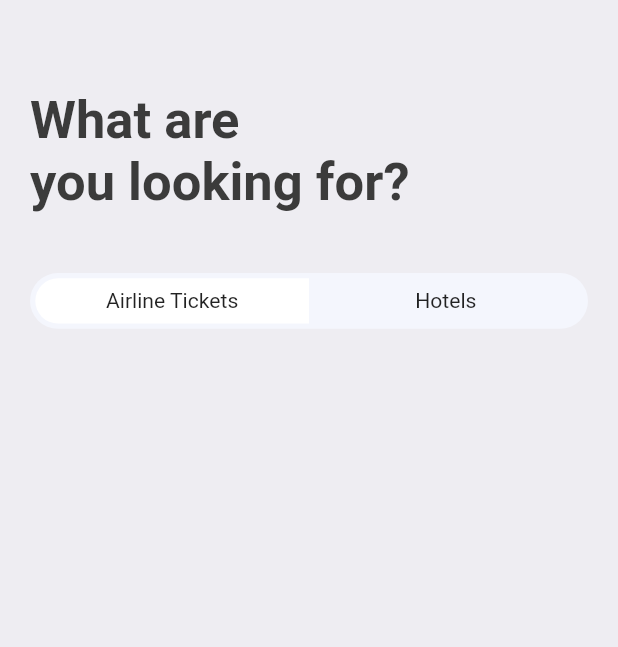
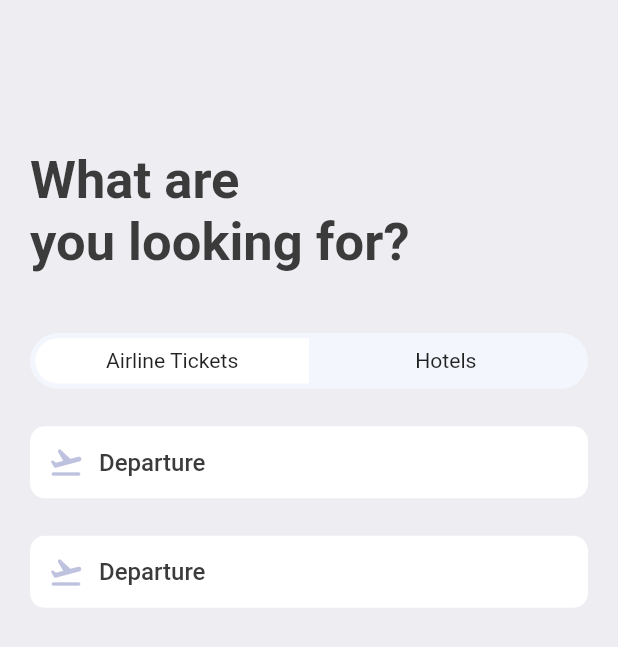
Before and after one commit to dadejecova/Booktickets, a Flutter app: the SearchScreen screen opened directly, on a phone screen of 412 x 824 dp. Shown: the top 647 px of the screen. Run offline on Flutter 3.47's test engine with Material 2 defaults, Android fonts, the phone set to English and light mode, and no system bars; our stand-ins replace fluentui_icons, gap, get.

Commit message:
Dynamic Icons
Departure

```diff
--- a/lib/screens/search_screen.dart
+++ b/lib/screens/search_screen.dart
@@ -1,5 +1,6 @@
 import 'package:booktickets/utils/app_layout.dart';
 import 'package:booktickets/utils/app_styles.dart';
+import 'package:booktickets/widgets/icon_text_widget.dart';
 import 'package:flutter/material.dart';
 import 'package:gap/gap.dart';
 
@@ -14,7 +15,7 @@ class SearchScreen extends StatelessWidget {
       body: ListView(
         padding: EdgeInsets.symmetric(horizontal: AppLayout.getWidth(20), vertical: AppLayout.getHeight(20)),
         children: [
-          Gap(AppLayout.getHeight(40)),
+          Gap(AppLayout.getHeight(80)),
           Text("What are \nyou looking for?", style: Styles.headLinesStyle.copyWith(fontSize: AppLayout.getWidth(35)),),
           Gap(AppLayout.getHeight(40)),
           FittedBox(
@@ -49,7 +50,12 @@ class SearchScreen extends StatelessWidget {
                 color: const Color(0xFFF4F6FD),
               ),
             ),
-          )
+          ),
+          Gap(AppLayout.getHeight(25)),
+          const AppIconText(icon: Icons.flight_takeoff_rounded, text: "Departure"),
+          Gap(AppLayout.getHeight(25)),
+          const AppIconText(icon: Icons.flight_takeoff_rounded, text: "Departure"),
+          //3:50:30
         ],
       ),
     );
--- /dev/null
+++ b/lib/widgets/icon_text_widget.dart
@@ -0,0 +1,29 @@
+import 'package:booktickets/utils/app_layout.dart';
+import 'package:booktickets/utils/app_styles.dart';
+import 'package:flutter/cupertino.dart';
+import 'package:flutter/material.dart';
+import 'package:gap/gap.dart';
+
+class AppIconText extends StatelessWidget {
+  final IconData icon;
+  final String text;
+  const AppIconText({Key? key, required this.icon, required this.text}) : super(key: key);
+
+  @override
+  Widget build(BuildContext context) {
+    return Container(
+      padding: EdgeInsets.symmetric(vertical: AppLayout.getWidth(12), horizontal: AppLayout.getWidth(12)),
+      decoration: BoxDecoration(
+          color: Colors.white,
+          borderRadius: BorderRadius.circular(AppLayout.getWidth(10))
+      ),
+      child: Row(
+        children: [
+          Icon(icon, color: const Color(0xFFBFC2DF),),
+          Gap(AppLayout.getWidth(10)),
+          Text(text, style: Styles.textStyle,)
+        ],
+      ),
+    );
+  }
+}
```
